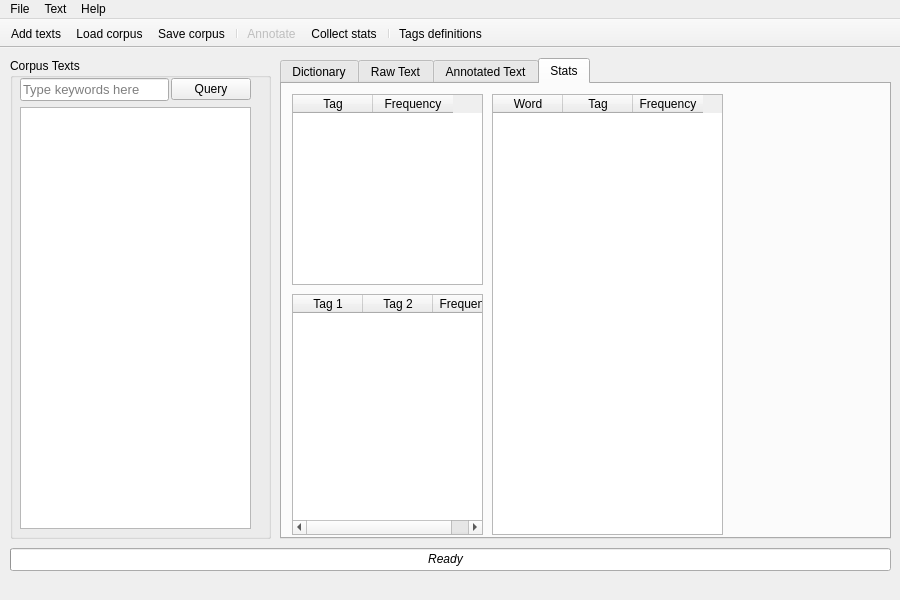
Qt form App/app_window.ui (vladrrv/BSU-NLP) before a commit.
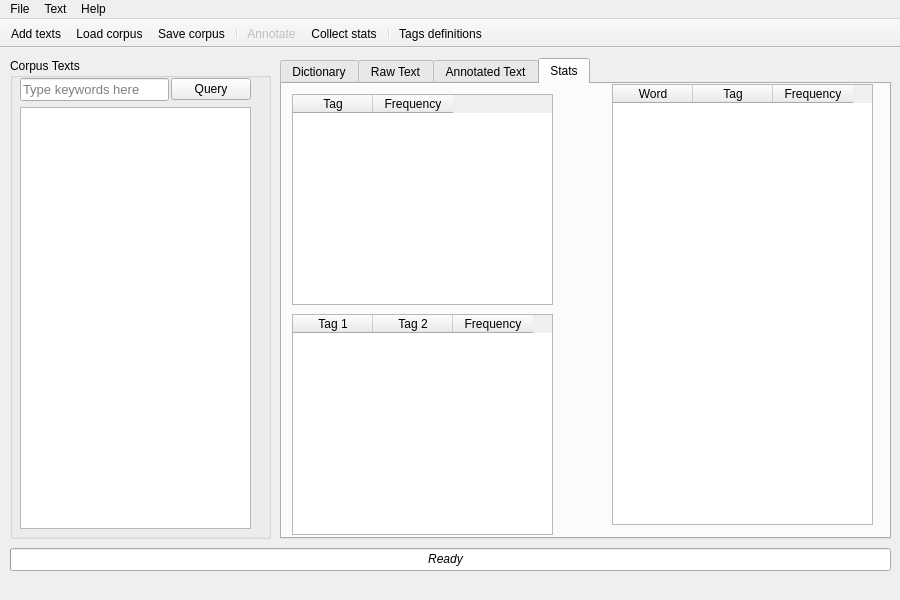
The same form after that commit. The open tabs and pages were chosen to show the change. Icons and pictures are not drawn.

Diff of the .ui file:
```diff
--- a/App/app_window.ui
+++ b/App/app_window.ui
@@ -620,8 +620,8 @@
        <rect>
         <x>10</x>
         <y>10</y>
-        <width>191</width>
-        <height>191</height>
+        <width>261</width>
+        <height>211</height>
        </rect>
       </property>
       <property name="editTriggers">
@@ -659,9 +659,9 @@
      <widget class="QTableWidget" name="tw_stat_wt">
       <property name="geometry">
        <rect>
-        <x>210</x>
-        <y>10</y>
-        <width>231</width>
+        <x>330</x>
+        <y>0</y>
+        <width>261</width>
         <height>441</height>
        </rect>
       </property>
@@ -678,7 +678,7 @@
        <enum>QAbstractItemView::ScrollPerPixel</enum>
       </property>
       <attribute name="horizontalHeaderDefaultSectionSize">
-       <number>70</number>
+       <number>80</number>
       </attribute>
       <attribute name="horizontalHeaderMinimumSectionSize">
        <number>50</number>
@@ -706,9 +706,9 @@
       <property name="geometry">
        <rect>
         <x>10</x>
-        <y>210</y>
-        <width>191</width>
-        <height>241</height>
+        <y>230</y>
+        <width>261</width>
+        <height>221</height>
        </rect>
       </property>
       <property name="editTriggers">
@@ -724,7 +724,7 @@
        <enum>QAbstractItemView::ScrollPerPixel</enum>
       </property>
       <attribute name="horizontalHeaderDefaultSectionSize">
-       <number>70</number>
+       <number>80</number>
       </attribute>
       <attribute name="horizontalHeaderMinimumSectionSize">
        <number>50</number>
```
Left out of the diff: 12 changed lines with no effect on the pictures.
